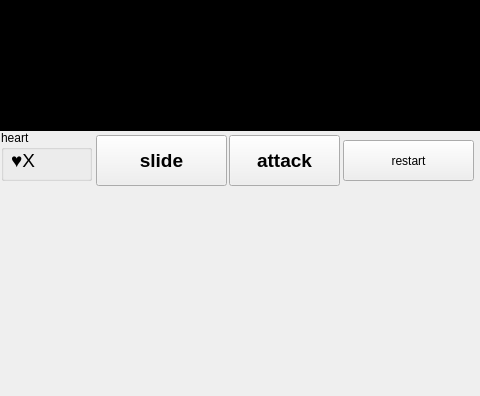
yu-nsojeong/YSJ_ProJect, file widget.ui: the form before one commit; both pictures show x 249 to 729 and y 200 to 596 of the 729 by 596 pixel window.
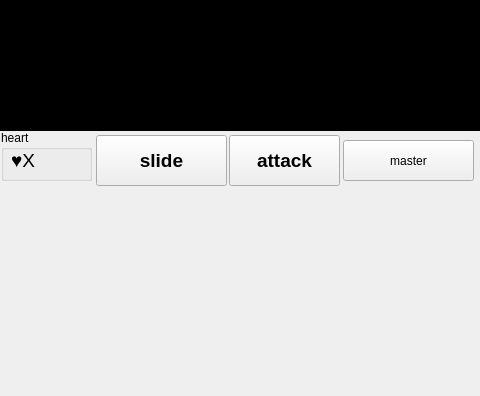
The form after the commit.

The edit to the form file:
```diff
--- a/widget.ui
+++ b/widget.ui
@@ -197,7 +197,7 @@
     </rect>
    </property>
    <property name="text">
-    <string>restart</string>
+    <string>master</string>
    </property>
   </widget>
   <widget class="QLabel" name="label_bg">
```
